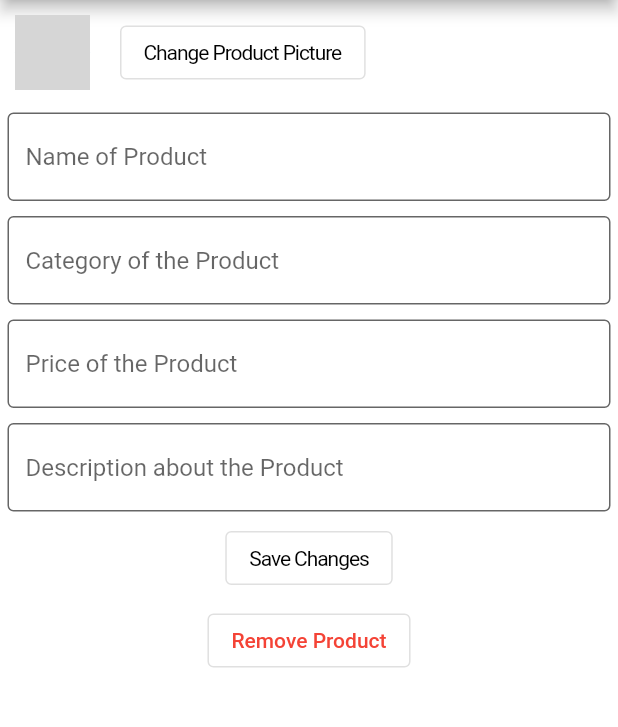
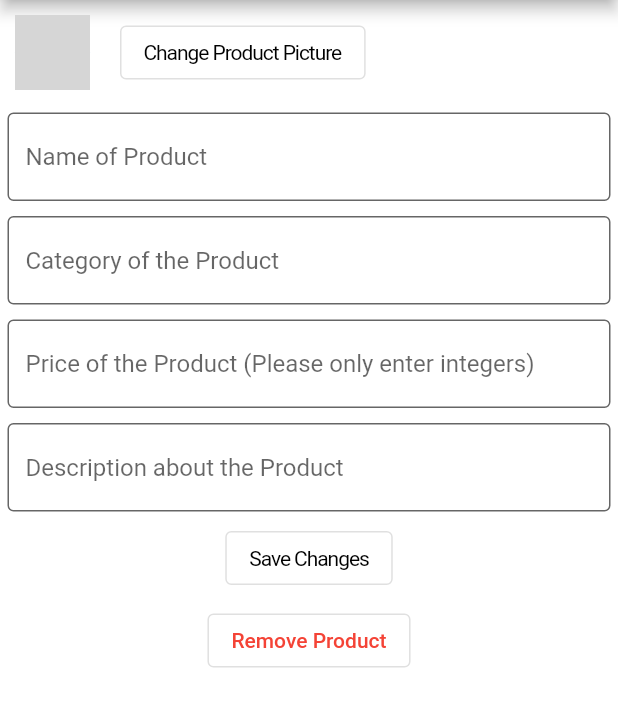
Before and after one commit to DenizGezgin/eathall, a Flutter app: the ProductEditingPage screen opened directly with empty values, after a tap on "Save Changes", on a phone screen of 412 x 824 dp, the part 84-811 px from its top. Run offline on Flutter 3.47's test engine with Material 2 defaults, Android fonts, the phone set to English and light mode, and no system bars; our stand-ins replace cloud_firestore, email_validator, equatable, firebase_analytics, firebase_auth, firebase_core and 11 more; missing offline and left inert: firestore_search, is_first_run; accounts and stored records are empty; network calls fail; grey boxes are pictures that could not be loaded.

Commit message:
displayName and sellerDisplayName field name have been added to the product class and also minor fixes

```diff
--- a/lib/routes/addProduct.dart
+++ b/lib/routes/addProduct.dart
@@ -88,7 +88,7 @@ class _addProductPageState extends State<addProductPage> {
                 TextButton(onPressed: () {
                   Navigator.of(context).pop(); //pop the current alert view
                 },
-                    child: Text("Okey"))
+                    child: Text("OK"))
               ],
             );
           }
--- a/lib/routes/product_editing_page.dart
+++ b/lib/routes/product_editing_page.dart
@@ -35,10 +35,11 @@ class _ProductEditingPageState extends State<ProductEditingPage> {
   int emptyCount = 0;
   String newProductName = "";
   String newCategoryName = "";
-  int newPrice = 0;
+  int newPrice =  -1;
   String newDescription = "";
   String newPhotoUrl = "";
-  String priceSeyi = "";
+  String priceSeyi = "EMPTY_FIELD";
+  bool isChanged = false;
 
 
   @override
@@ -106,6 +107,13 @@ class _ProductEditingPageState extends State<ProductEditingPage> {
       } catch (e) {
         print(e.toString());
       }
+    }
+
+    bool isNumeric(String s) {
+      if(s == null) {
+        return false;
+      }
+      return int.tryParse(s) != null;
     }
 
     Future pickImage() async {
@@ -215,7 +223,7 @@ class _ProductEditingPageState extends State<ProductEditingPage> {
                 onSaved: (value) {
                   if (value != null) {
                     newProductName = value;
-                    updateProductName(widget.myProduct.name! + widget.myProduct.seller!, newProductName);
+
                   }
                 },
               ),
@@ -255,7 +263,6 @@ class _ProductEditingPageState extends State<ProductEditingPage> {
                 onSaved: (value) {
                   if (value != null) {
                     newCategoryName = value;
-                    updateProductCategory(widget.myProduct.name! + widget.myProduct.seller!, newCategoryName);
                   }
                 },
               ),
@@ -266,7 +273,7 @@ class _ProductEditingPageState extends State<ProductEditingPage> {
                 decoration: InputDecoration(
                   fillColor: AppColors.background,
                   filled: true,
-                  hintText: 'Price of the Product',
+                  hintText: 'Price of the Product (Please only enter integers)',
                   errorStyle: loginErrorStyle,
                   border: OutlineInputBorder(
                     borderSide: BorderSide(
@@ -292,9 +299,11 @@ class _ProductEditingPageState extends State<ProductEditingPage> {
 
                 onSaved: (value) {
                   if (value != null) {
-                    var one = int.parse(value);
-                    newPrice = one;
-                    updateProductPrice(widget.myProduct.name! + widget.myProduct.seller!, newPrice);
+                    priceSeyi = value;
+                    var one = int.tryParse(priceSeyi);
+                    if(one != null){
+                      newPrice = one;
+                    }
                   }
                 },
               ),
@@ -334,7 +343,6 @@ class _ProductEditingPageState extends State<ProductEditingPage> {
                 onSaved: (value) {
                   if (value != null) {
                     newDescription = value;
-                    updateProductDescription(widget.myProduct.name! + widget.myProduct.seller!, newDescription);
                   }
                 },
               ),
@@ -350,12 +358,42 @@ class _ProductEditingPageState extends State<ProductEditingPage> {
                   formKey.currentState!.save();
                   print("ASAGDA");
                   print("URI" + photoUrl);
+
                   if(photoUrl != "" )
                   {
                     await updateProductPhotoUrl(widget.myProduct.name! + widget.myProduct.seller!, photoUrl);
+                    isChanged = true;
                   }
+                  if(newProductName != ""){
+                    updateProductName(widget.myProduct.name! + widget.myProduct.seller!, newProductName);
+                    isChanged = true;
+                  }
+                  if(newDescription != ""){
+                    updateProductDescription(widget.myProduct.name! + widget.myProduct.seller!, newDescription);
+                    isChanged = true;
+                  }
+                  if(priceSeyi != "EMPTY_FIELD" && priceSeyi != ""){ //this is problematic
+                    updateProductPrice(widget.myProduct.name! + widget.myProduct.seller!, newPrice);
+                    isChanged = true;
+                  }
+                  if(newCategoryName != ""){
+                    updateProductCategory(widget.myProduct.name! + widget.myProduct.seller!, newCategoryName);
+                    isChanged = true;
+                  }
+
+
+
+                  //showAlertDialog("Error", "No changes have been saved, please try again with an only integer input for the price field.");
+
                   //save changes
+
+
+                  if(isChanged){
+                    showAlertDialog("Success", "Your changes have been saved successfully.");
+                  }
+
                   setState(() {});
+
                 },
               ),
 
@@ -370,8 +408,10 @@ class _ProductEditingPageState extends State<ProductEditingPage> {
                       //removing product
                       removeFromProductList(widget.myUser!.email!, widget.myProduct.name! + widget.myProduct.seller!);
                       deleteProduct(widget.myProduct.name! + widget.myProduct.seller!);
-                      showAlertDialog("Success", "Your product has been deleted succesfully.");
-                      Navigator.of(context).pop();
+                      print("****************************here***********************");
+                      showAlertDialog("Success", "Your product has been deleted successfully.");
+                      setState(() {});
+
                     },
                     child: Text("Remove Product", style: TextStyle(color: Colors.red)),
                   ),
--- a/lib/routes/seller_profile.dart
+++ b/lib/routes/seller_profile.dart
@@ -237,14 +237,14 @@ class  _SellerProfilePageState extends State<SellerProfilePage> {
                           clipBehavior: Clip.antiAliasWithSaveLayer,
                           child: ListTile(
                             title: Text(
-                              myProductsOnSale[index].name!,
+                              myProductsOnSale[index].displayName!,
                             ),
                             subtitle: Row(
                               children: [
                                 Text(
                                   "${myProductsOnSale[index].price!}" + "TL    ",
                                 ),
-                                Text(myProductsOnSale[index].category!, style: TextStyle(color: AppColors.primary))
+                                Text(myProductsOnSale[index].category!, style: TextStyle(color: AppColors.primary, fontStyle: FontStyle.italic))
                               ],
                             ),
                             trailing: IconButton(
@@ -287,7 +287,7 @@ class  _SellerProfilePageState extends State<SellerProfilePage> {
                           clipBehavior: Clip.antiAliasWithSaveLayer,
                           child: ListTile(
                             title: Text(
-                              mySoldProducts[index].name!,
+                              mySoldProducts[index].displayName!,
                             ),
                             subtitle: Text(
                               "${mySoldProducts[index].price!}",
--- a/lib/routes/seller_profile_buyers_see.dart
+++ b/lib/routes/seller_profile_buyers_see.dart
@@ -210,14 +210,14 @@ class  _SellerProfileBuyerPageState extends State<SellerProfileBuyerPage> {
                                 clipBehavior: Clip.antiAliasWithSaveLayer,
                                 child: ListTile(
                                   title: Text(
-                                    sellersProductsOnSale[index].name!,
+                                    sellersProductsOnSale[index].displayName!,
                                   ),
                                   subtitle: Row(
                                     children: [
                                       Text(
                                         "${sellersProductsOnSale[index].price!}" + "TL    ",
                                       ),
-                                      Text(sellersProductsOnSale[index].category!, style: TextStyle(color: AppColors.primary)),
+                                      Text(sellersProductsOnSale[index].category!, style: TextStyle(color: AppColors.primary, fontStyle: FontStyle.italic)),
                                     ],
                                   ),
                                   trailing: IconButton(
--- a/lib/utils/prodcutPage.dart
+++ b/lib/utils/prodcutPage.dart
@@ -76,7 +76,7 @@ class _productPageState extends State<productPage> {
             Row(
               mainAxisAlignment: MainAxisAlignment.center,
               children: [
-              Text(widget.myProduct.name!,
+              Text(widget.myProduct.displayName!,
               style: TextStyle(fontWeight: FontWeight.bold,
               fontSize: 28),)
             ],),
@@ -101,7 +101,7 @@ class _productPageState extends State<productPage> {
                         ));
                   },
                   child: Text(
-                    widget.myProduct.seller!,
+                    widget.myProduct.sellerDisplayName!,
                     style: TextStyle(fontWeight: FontWeight.bold, fontStyle: FontStyle.italic, color: Colors.grey,
                         fontSize: 18),
                   ),
--- a/lib/utils/productClass.dart
+++ b/lib/utils/productClass.dart
@@ -6,7 +6,9 @@ class Product
 {
   final String? category;
   final String? name;
+  final String? displayName;
   final String? seller;
+  final String? sellerDisplayName;
   final int? price;
   final bool? isOnSale;
   final String? photoUrl;
@@ -17,7 +19,7 @@ class Product
   final int? numberOfRatings;
   final int? sumOfRatings;
 
-  Product({this.category, this.name, this.seller, this.price, this.isOnSale, this.photoUrl, this.description, this.comments, this.rating, this.sellerMail, this.numberOfRatings, this.sumOfRatings, });
+  Product({this.category, this.name, this.displayName, this.seller, this.sellerDisplayName, this.price, this.isOnSale, this.photoUrl, this.description, this.comments, this.rating, this.sellerMail, this.numberOfRatings, this.sumOfRatings, });
 
 }
 CollectionReference _collectionRef = FirebaseFirestore.instance.collection('products');
@@ -37,7 +39,9 @@ Future<List<Product>> getAllData() async {
     return Product(
       name: dataMap['name'] ?? "NULL_NAME",
       category: dataMap['category'] ?? "NULL_NAME",
+      displayName: dataMap['category'] ?? "NULL_NAME",
       seller: dataMap['seller'] ?? "NULL_NAME",
+      sellerDisplayName: dataMap['sellerDisplayName'] ?? "NULL_NAME",
       price: dataMap['price'] ?? 0,
       isOnSale: dataMap['isOnSale'] ?? true,
       photoUrl: dataMap["photoUrl"] ?? "https://www.google.com/search?q=resim&sxsrf=AOaemvK7ZJcn_d10R5R_Ud4anuePvKfTLw:1640451347562&tbm=isch&source=iu&ictx=1&fir=__Sz5QrzgaLGQM%252CQqB-ANoE8WAWxM%252C_%253BsOq7MsHbHDLXMM%252CCby56JbflgexjM%252C_%253BS70l8sydBMSnFM%252CQfjjSjUDG3aNxM%252C_%253BEp-fpHBd4_4fmM%252ChHZhF9HOp-GSTM%252C_%253B1zdi0mQ1-m0qvM%252CFD4f9XfSM9BOyM%252C_%253BnMAwpdurIJpWVM%252ClopRlmOVgH8l9M%252C_%253BTLg1yYGXRaO8RM%252CHnjvaDa-2nsc1M%252C_%253BHz1Zp-C_m3U8UM%252CX3aYi0eT-lR7OM%252C_%253Bu9G6iqYTJ6mB4M%252CPjgHitmFUPexwM%252C_%253B3PB5EWdTJ__kTM%252CQfjjSjUDG3aNxM%252C_%253Bf38-IZ6LUM6OGM%252CjEKL356qqhkyLM%252C_%253Bt5FXRB4rwPQ_CM%252CHywpbdcUr65P-M%252C_%253BzTzg4T1EUp1DBM%252CTqgB9i1x2xK4PM%252C_%253Bi0z-sd7wiQsjBM%252CQM1dtXwplDn0aM%252C_&vet=1&usg=AI4_-kS1KRYCnxuCxGJRbQOZBnx-zWpM2Q&sa=X&ved=2ahUKEwj2od6-tf_0AhXnSfEDHRBUBl4Q9QF6BAgFEAE#imgrc=__Sz5QrzgaLGQM",
@@ -56,8 +60,10 @@ Future<void> addProduct(String namec, String categoryc,String sellerc,int pricec
   return _collectionRef.doc(namec + sellerc)
       .set({
     'name': namec,
+    'displayName': namec,
     'category': categoryc,
     'seller': sellerc,
+    'sellerDisplayName': sellerc,
     'price': pricec,
     'description': descriptionc,
     'isOnSale': false,
@@ -85,7 +91,9 @@ Future<Product> getProdcutWithUrl(String url) async{  //productname + seller
     Product finalProduct = Product(
       name: dataMap['name'] ?? "NULL_NAME",
       category: dataMap['category'] ?? "NULL_NAME",
+      displayName: dataMap['displayName'] ?? "NULL_NAME",
       seller: dataMap['seller'] ?? "NULL_NAME",
+      sellerDisplayName: dataMap['sellerDisplayName'] ?? "NULL_NAME",
       price: dataMap['price'] ?? 0,
       isOnSale: dataMap['isOnSale'] ?? true,
       photoUrl: dataMap["photoUrl"] ?? "https://www.google.com/search?q=resim&sxsrf=AOaemvK7ZJcn_d10R5R_Ud4anuePvKfTLw:1640451347562&tbm=isch&source=iu&ictx=1&fir=__Sz5QrzgaLGQM%252CQqB-ANoE8WAWxM%252C_%253BsOq7MsHbHDLXMM%252CCby56JbflgexjM%252C_%253BS70l8sydBMSnFM%252CQfjjSjUDG3aNxM%252C_%253BEp-fpHBd4_4fmM%252ChHZhF9HOp-GSTM%252C_%253B1zdi0mQ1-m0qvM%252CFD4f9XfSM9BOyM%252C_%253BnMAwpdurIJpWVM%252ClopRlmOVgH8l9M%252C_%253BTLg1yYGXRaO8RM%252CHnjvaDa-2nsc1M%252C_%253BHz1Zp-C_m3U8UM%252CX3aYi0eT-lR7OM%252C_%253Bu9G6iqYTJ6mB4M%252CPjgHitmFUPexwM%252C_%253B3PB5EWdTJ__kTM%252CQfjjSjUDG3aNxM%252C_%253Bf38-IZ6LUM6OGM%252CjEKL356qqhkyLM%252C_%253Bt5FXRB4rwPQ_CM%252CHywpbdcUr65P-M%252C_%253BzTzg4T1EUp1DBM%252CTqgB9i1x2xK4PM%252C_%253Bi0z-sd7wiQsjBM%252CQM1dtXwplDn0aM%252C_&vet=1&usg=AI4_-kS1KRYCnxuCxGJRbQOZBnx-zWpM2Q&sa=X&ved=2ahUKEwj2od6-tf_0AhXnSfEDHRBUBl4Q9QF6BAgFEAE#imgrc=__Sz5QrzgaLGQM",
@@ -102,7 +110,9 @@ Future<Product> getProdcutWithUrl(String url) async{  //productname + seller
   return Product(
     name: "NULL_NAME",
     category:  "NULL_NAME",
+    displayName: "NULL_NAME",
     seller: "NULL_NAME",
+    sellerDisplayName: "NULL_NAME",
     price:  0,
     isOnSale:  true,
     photoUrl:  "https://www.google.com/search?q=resim&sxsrf=AOaemvK7ZJcn_d10R5R_Ud4anuePvKfTLw:1640451347562&tbm=isch&source=iu&ictx=1&fir=__Sz5QrzgaLGQM%252CQqB-ANoE8WAWxM%252C_%253BsOq7MsHbHDLXMM%252CCby56JbflgexjM%252C_%253BS70l8sydBMSnFM%252CQfjjSjUDG3aNxM%252C_%253BEp-fpHBd4_4fmM%252ChHZhF9HOp-GSTM%252C_%253B1zdi0mQ1-m0qvM%252CFD4f9XfSM9BOyM%252C_%253BnMAwpdurIJpWVM%252ClopRlmOVgH8l9M%252C_%253BTLg1yYGXRaO8RM%252CHnjvaDa-2nsc1M%252C_%253BHz1Zp-C_m3U8UM%252CX3aYi0eT-lR7OM%252C_%253Bu9G6iqYTJ6mB4M%252CPjgHitmFUPexwM%252C_%253B3PB5EWdTJ__kTM%252CQfjjSjUDG3aNxM%252C_%253Bf38-IZ6LUM6OGM%252CjEKL356qqhkyLM%252C_%253Bt5FXRB4rwPQ_CM%252CHywpbdcUr65P-M%252C_%253BzTzg4T1EUp1DBM%252CTqgB9i1x2xK4PM%252C_%253Bi0z-sd7wiQsjBM%252CQM1dtXwplDn0aM%252C_&vet=1&usg=AI4_-kS1KRYCnxuCxGJRbQOZBnx-zWpM2Q&sa=X&ved=2ahUKEwj2od6-tf_0AhXnSfEDHRBUBl4Q9QF6BAgFEAE#imgrc=__Sz5QrzgaLGQM",
@@ -146,7 +156,7 @@ Future<void> updateProductName(String productKey, String nameNew) async{
   Product current = await getProdcutWithUrl(productKey);
   return _collectionRef.doc(productKey)
       .update({
-    "name": nameNew,
+    "displayName": nameNew,
   })
       .then((value) => print("name of the product Updated"))
       .catchError((error) => print("Failed to update name of the product: $error"));
@@ -156,7 +166,7 @@ Future<void> updateProductSellerName(String productKey, String sellerNameNew) as
   Product current = await getProdcutWithUrl(productKey);
   return _collectionRef.doc(productKey)
       .update({
-    "seller": sellerNameNew,
+    "sellerDisplayName": sellerNameNew,
   })
       .then((value) => print("name of the product Updated"))
       .catchError((error) => print("Failed to update name of the product: $error"));
```
Also changed, not shown: lib/routes/edit_profile.dart (+11 -0 lines), lib/utils/user.dart (+22 -10 lines).
